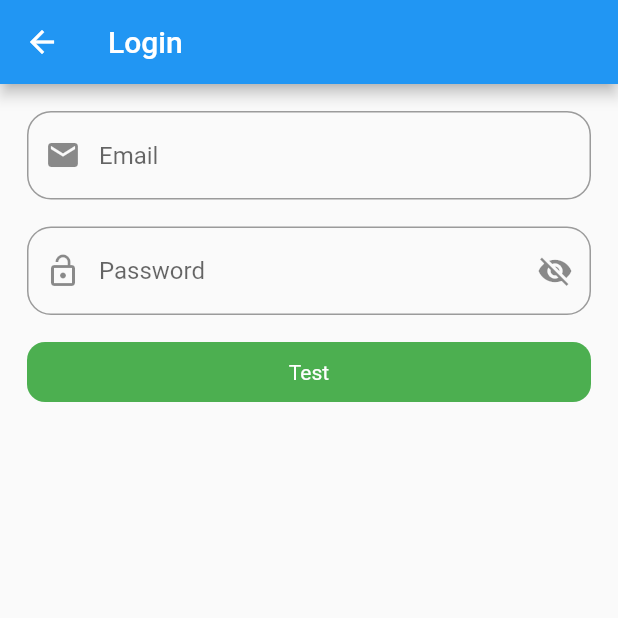
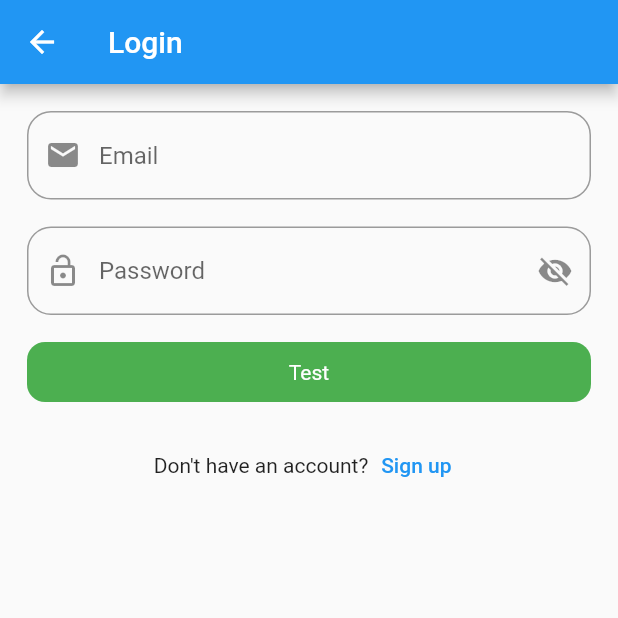
Before and after one commit to aacfahim/mvvm-architecture-flutter, a Flutter app: the LoginView screen opened by its route, on a phone screen of 412 x 824 dp, the top half of it. Run offline on Flutter 3.47's test engine with Material 2 defaults, Android fonts, the phone set to English and light mode, and no system bars; our stand-ins replace another_flushbar, fluttertoast; statements that could not run were skipped.

Commit message:
navigation changes

```diff
--- a/lib/presentation/view/login_view.dart
+++ b/lib/presentation/view/login_view.dart
@@ -1,4 +1,5 @@
 import 'package:flutter/material.dart';
+import 'package:mvvm_arch/utils/routes/routes_name.dart';
 import 'package:mvvm_arch/utils/utils.dart';
 import 'package:mvvm_arch/presentation/view_model/auth_view_model.dart';
 import 'package:mvvm_arch/presentation/widgets/custom_button.dart';
@@ -87,6 +88,19 @@ class LoginView extends StatelessWidget {
                     //print("api hit");
                   }
                 }),
+            const SizedBox(height: 18),
+            Row(
+              mainAxisAlignment: MainAxisAlignment.center,
+              children: [
+                const Text("Don't have an account?"),
+                TextButton(
+                    onPressed: () {
+                      Navigator.pushReplacementNamed(
+                          context, RoutesName.signup);
+                    },
+                    child: const Text("Sign up")),
+              ],
+            ),
           ],
         ),
       ),
```
